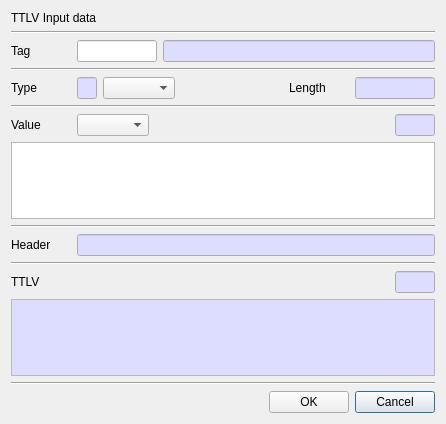
First picture: the form in BerEditor/make_ttlv_dlg.ui, repository jykim74/BerEditor, before the edit.
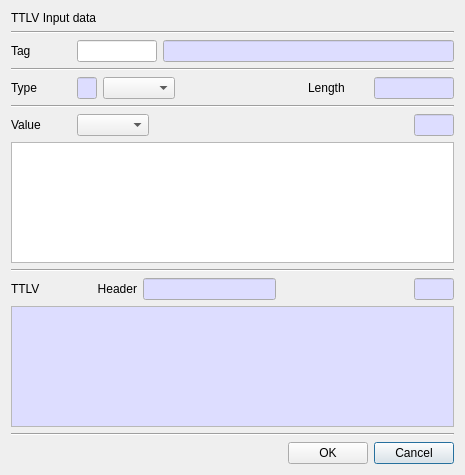
Second picture: the form after the edit.

Commit message: UI 개선

Diff of the .ui file:
```diff
--- a/BerEditor/make_ttlv_dlg.ui
+++ b/BerEditor/make_ttlv_dlg.ui
@@ -6,8 +6,8 @@
    <rect>
     <x>0</x>
     <y>0</y>
-    <width>446</width>
-    <height>424</height>
+    <width>465</width>
+    <height>475</height>
    </rect>
   </property>
   <property name="windowTitle">
@@ -351,70 +351,6 @@
      </property>
     </widget>
    </item>
-   <item>
-    <layout class="QGridLayout" name="gridLayout_6">
-     <property name="topMargin">
-      <number>0</number>
-     </property>
-     <item row="0" column="0">
-      <widget class="QLabel" name="label_4">
-       <property name="minimumSize">
-        <size>
-         <width>60</width>
-         <height>0</height>
-        </size>
-       </property>
-       <property name="text">
-        <string>Header</string>
-       </property>
-      </widget>
-     </item>
-     <item row="0" column="1">
-      <widget class="QLineEdit" name="mHeaderText">
-       <property name="palette">
-        <palette>
-         <active>
-          <colorrole role="Base">
-           <brush brushstyle="SolidPattern">
-            <color alpha="255">
-             <red>221</red>
-             <green>221</green>
-             <blue>255</blue>
-            </color>
-           </brush>
-          </colorrole>
-         </active>
-         <inactive>
-          <colorrole role="Base">
-           <brush brushstyle="SolidPattern">
-            <color alpha="255">
-             <red>221</red>
-             <green>221</green>
-             <blue>255</blue>
-            </color>
-           </brush>
-          </colorrole>
-         </inactive>
-         <disabled/>
-        </palette>
-       </property>
-       <property name="maxLength">
-        <number>16</number>
-       </property>
-       <property name="readOnly">
-        <bool>true</bool>
-       </property>
-      </widget>
-     </item>
-    </layout>
-   </item>
-   <item>
-    <widget class="Line" name="line_3">
-     <property name="orientation">
-      <enum>Qt::Horizontal</enum>
-     </property>
-    </widget>
-   </item>
    <item>
     <layout class="QGridLayout" name="gridLayout_4">
      <property name="topMargin">
@@ -433,53 +369,7 @@
        </property>
       </widget>
      </item>
-     <item row="0" column="2">
-      <widget class="QLineEdit" name="mTTLVLenText">
-       <property name="minimumSize">
-        <size>
-         <width>40</width>
-         <height>0</height>
-        </size>
-       </property>
-       <property name="maximumSize">
-        <size>
-         <width>40</width>
-         <height>16777215</height>
-        </size>
-       </property>
-       <property name="palette">
-        <palette>
-         <active>
-          <colorrole role="Base">
-           <brush brushstyle="SolidPattern">
-            <color alpha="255">
-             <red>221</red>
-             <green>221</green>
-             <blue>255</blue>
-            </color>
-           </brush>
-          </colorrole>
-         </active>
-         <inactive>
-          <colorrole role="Base">
-           <brush brushstyle="SolidPattern">
-            <color alpha="255">
-             <red>221</red>
-             <green>221</green>
-             <blue>255</blue>
-            </color>
-           </brush>
-          </colorrole>
-         </inactive>
-         <disabled/>
-        </palette>
-       </property>
-       <property name="readOnly">
-        <bool>true</bool>
-       </property>
-      </widget>
-     </item>
-     <item row="0" column="1">
+     <item row="0" column="3">
       <spacer name="horizontalSpacer_3">
        <property name="orientation">
         <enum>Qt::Horizontal</enum>
@@ -492,6 +382,105 @@
        </property>
       </spacer>
      </item>
+     <item row="0" column="1">
+      <widget class="QLabel" name="label_4">
+       <property name="minimumSize">
+        <size>
+         <width>60</width>
+         <height>0</height>
+        </size>
+       </property>
+       <property name="text">
+        <string>Header</string>
+       </property>
+       <property name="alignment">
+        <set>Qt::AlignRight|Qt::AlignTrailing|Qt::AlignVCenter</set>
+       </property>
+      </widget>
+     </item>
+     <item row="0" column="4">
+      <widget class="QLineEdit" name="mTTLVLenText">
+       <property name="minimumSize">
+        <size>
+         <width>40</width>
+         <height>0</height>
+        </size>
+       </property>
+       <property name="maximumSize">
+        <size>
+         <width>40</width>
+         <height>16777215</height>
+        </size>
+       </property>
+       <property name="palette">
+        <palette>
+         <active>
+          <colorrole role="Base">
+           <brush brushstyle="SolidPattern">
+            <color alpha="255">
+             <red>221</red>
+             <green>221</green>
+             <blue>255</blue>
+            </color>
+           </brush>
+          </colorrole>
+         </active>
+         <inactive>
+          <colorrole role="Base">
+           <brush brushstyle="SolidPattern">
+            <color alpha="255">
+             <red>221</red>
+             <green>221</green>
+             <blue>255</blue>
+            </color>
+           </brush>
+          </colorrole>
+         </inactive>
+         <disabled/>
+        </palette>
+       </property>
+       <property name="readOnly">
+        <bool>true</bool>
+       </property>
+      </widget>
+     </item>
+     <item row="0" column="2">
+      <widget class="QLineEdit" name="mHeaderText">
+       <property name="palette">
+        <palette>
+         <active>
+          <colorrole role="Base">
+           <brush brushstyle="SolidPattern">
+            <color alpha="255">
+             <red>221</red>
+             <green>221</green>
+             <blue>255</blue>
+            </color>
+           </brush>
+          </colorrole>
+         </active>
+         <inactive>
+          <colorrole role="Base">
+           <brush brushstyle="SolidPattern">
+            <color alpha="255">
+             <red>221</red>
+             <green>221</green>
+             <blue>255</blue>
+            </color>
+           </brush>
+          </colorrole>
+         </inactive>
+         <disabled/>
+        </palette>
+       </property>
+       <property name="maxLength">
+        <number>16</number>
+       </property>
+       <property name="readOnly">
+        <bool>true</bool>
+       </property>
+      </widget>
+     </item>
     </layout>
    </item>
    <item>
```
The commit also changes 5 other files.
